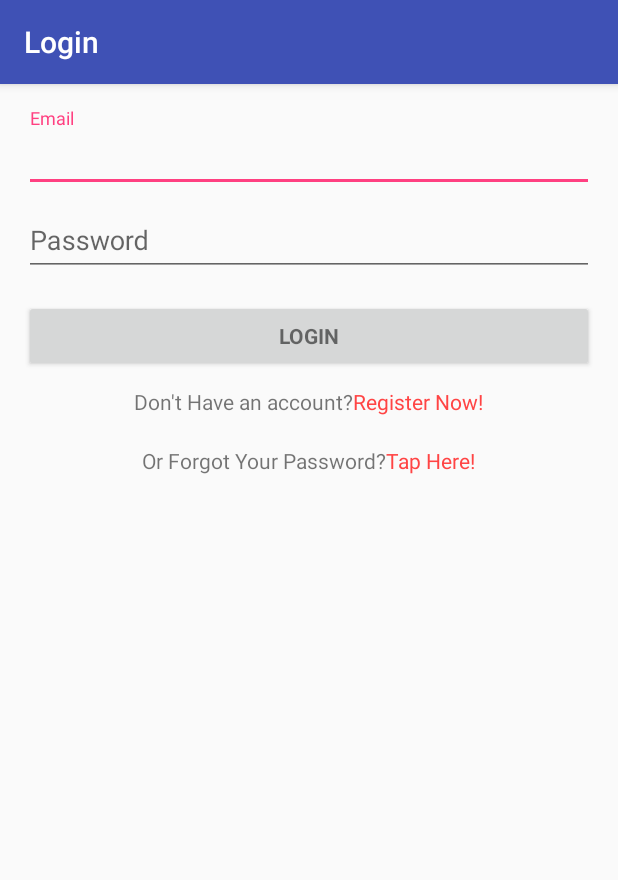
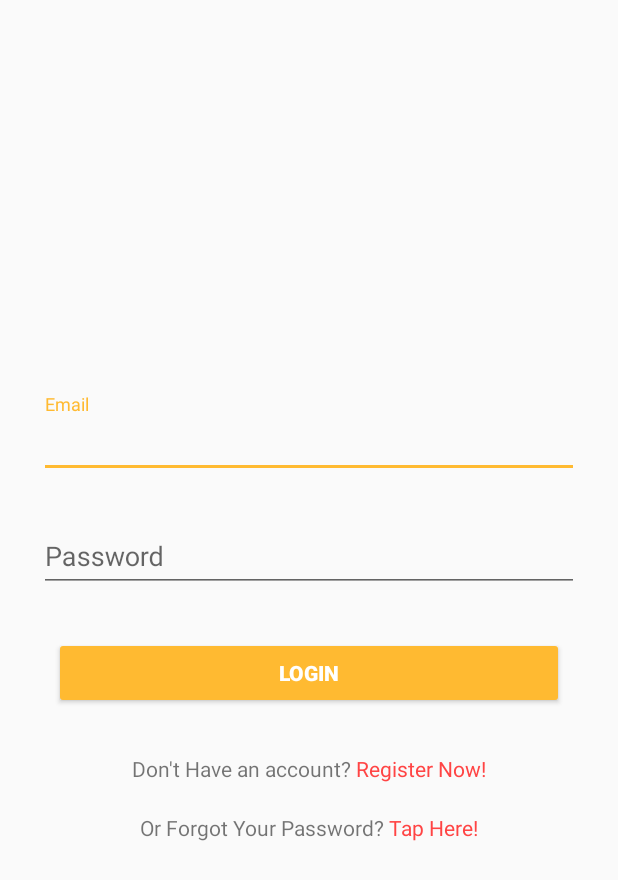
Before and after one commit to ugikmat/Col-LAB, an Android app: the screen it shows after launch (LoginActivity), on a phone screen of 412 x 824 dp. Shown: the top 880 px of the screen. Run offline under Robolectric (Android 15) with nearby library versions, the phone set to English and light mode, and no system bars; 2 statements that could not run were skipped.

Commit message:
Change Theme Color

```diff
--- a/app/src/main/AndroidManifest.xml
+++ b/app/src/main/AndroidManifest.xml
@@ -17,8 +17,7 @@
         <activity android:name=".MainActivity">
         </activity>
         <activity
-            android:name=".LoginActivity"
-            android:label="Login" >
+            android:name=".LoginActivity">
             <intent-filter>
                 <action android:name="android.intent.action.MAIN" />
 
--- a/app/src/main/java/id/poros/filkom/col_lab/LoginActivity.java
+++ b/app/src/main/java/id/poros/filkom/col_lab/LoginActivity.java
@@ -57,7 +57,7 @@ public class LoginActivity extends AppCompatActivity implements LoaderCallbacks<
     @Override
     protected void onCreate(Bundle savedInstanceState) {
         super.onCreate(savedInstanceState);
-        getSupportActionBar().setTitle("Login");
+//        getSupportActionBar().setTitle("Login");
         setContentView(R.layout.activity_login);
         // Set up the login form.
         mEmailView = findViewById(R.id.email);
@@ -83,7 +83,7 @@ public class LoginActivity extends AppCompatActivity implements LoaderCallbacks<
             }
         });
 
-        mLoginFormView = findViewById(R.id.login_form);
+        mLoginFormView = findViewById(R.id.email_login_form);
         mProgressView = findViewById(R.id.login_progress);
 
         mRegisterText = findViewById(R.id.text_register);
--- a/app/src/main/res/layout/activity_login.xml
+++ b/app/src/main/res/layout/activity_login.xml
@@ -1,10 +1,10 @@
 <?xml version="1.0" encoding="utf-8"?>
-<LinearLayout xmlns:android="http://schemas.android.com/apk/res/android"
+<android.support.constraint.ConstraintLayout xmlns:android="http://schemas.android.com/apk/res/android"
     xmlns:tools="http://schemas.android.com/tools"
     android:layout_width="match_parent"
     android:layout_height="match_parent"
+    xmlns:app="http://schemas.android.com/apk/res-auto"
     android:gravity="center_horizontal"
-    android:orientation="vertical"
     android:paddingBottom="@dimen/activity_vertical_margin"
     android:paddingLeft="@dimen/activity_horizontal_margin"
     android:paddingRight="@dimen/activity_horizontal_margin"
@@ -18,23 +18,27 @@
         style="?android:attr/progressBarStyleLarge"
         android:layout_width="wrap_content"
         android:layout_height="wrap_content"
+        app:layout_constraintLeft_toLeftOf="parent"
+        app:layout_constraintRight_toRightOf="parent"
+        app:layout_constraintTop_toTopOf="parent"
+        app:layout_constraintBottom_toBottomOf="parent"
         android:layout_marginBottom="8dp"
         android:visibility="gone" />
-
-    <ScrollView
-        android:id="@+id/login_form"
-        android:layout_width="match_parent"
-        android:layout_height="match_parent">
 
     <LinearLayout
         android:id="@+id/email_login_form"
         android:layout_width="match_parent"
         android:layout_height="wrap_content"
+        app:layout_constraintLeft_toLeftOf="parent"
+        app:layout_constraintRight_toRightOf="parent"
+        app:layout_constraintTop_toTopOf="parent"
+        app:layout_constraintBottom_toBottomOf="parent"
         android:orientation="vertical">
 
         <android.support.design.widget.TextInputLayout
             android:layout_width="match_parent"
-                android:layout_height="wrap_content">
+            android:layout_height="wrap_content"
+            android:layout_margin="10dp">
 
             <AutoCompleteTextView
                 android:id="@+id/email"
@@ -49,7 +53,8 @@
 
         <android.support.design.widget.TextInputLayout
             android:layout_width="match_parent"
-                android:layout_height="wrap_content">
+            android:layout_height="wrap_content"
+            android:layout_margin="10dp">
 
             <EditText
                 android:id="@+id/password"
@@ -67,10 +72,11 @@
 
         <Button
             android:id="@+id/email_sign_in_button"
-                style="?android:textAppearanceSmall"
+            style="@style/Widget.AppCompat.Button.Colored"
             android:layout_width="match_parent"
             android:layout_height="wrap_content"
             android:layout_marginTop="16dp"
+            android:layout_margin="20dp"
             android:text="Login"
             android:textStyle="bold" />
 
@@ -83,7 +89,7 @@
             <TextView
                 android:layout_width="wrap_content"
                 android:layout_height="wrap_content"
-                    android:text="Don't Have an account?"/>
+                android:text="Don't Have an account? "/>
             <TextView
                 android:id="@+id/text_register"
                 android:layout_width="wrap_content"
@@ -101,7 +107,7 @@
             <TextView
                 android:layout_width="wrap_content"
                 android:layout_height="wrap_content"
-                    android:text="Or Forgot Your Password?"/>
+                android:text="Or Forgot Your Password? "/>
             <TextView
                 android:id="@+id/text_forgot_password"
                 android:layout_width="wrap_content"
@@ -110,5 +116,4 @@
                 android:textColor="@android:color/holo_red_light"/>
         </LinearLayout>
     </LinearLayout>
-    </ScrollView>
-</LinearLayout>
+</android.support.constraint.ConstraintLayout>
--- a/app/src/main/res/values/colors.xml
+++ b/app/src/main/res/values/colors.xml
@@ -1,6 +1,7 @@
 <?xml version="1.0" encoding="utf-8"?>
 <resources>
-    <color name="colorPrimary">#3F51B5</color>
-    <color name="colorPrimaryDark">#303F9F</color>
-    <color name="colorAccent">#FF4081</color>
+    <color name="colorPrimary">#e4d034</color>
+    <color name="colorPrimaryDark">#c7b846</color>
+    <color name="colorAccent">#ffba31</color>
+    <color name="background">#bebcb6</color>
 </resources>
--- a/app/src/main/res/values/styles.xml
+++ b/app/src/main/res/values/styles.xml
@@ -1,7 +1,7 @@
 <resources>
 
     <!-- Base application theme. -->
-    <style name="AppTheme" parent="Theme.AppCompat.Light.DarkActionBar">
+    <style name="AppTheme" parent="Theme.AppCompat.Light.NoActionBar">
         <!-- Customize your theme here. -->
         <item name="colorPrimary">@color/colorPrimary</item>
         <item name="colorPrimaryDark">@color/colorPrimaryDark</item>
```
Lines whose indentation alone changed are shown as unchanged.
